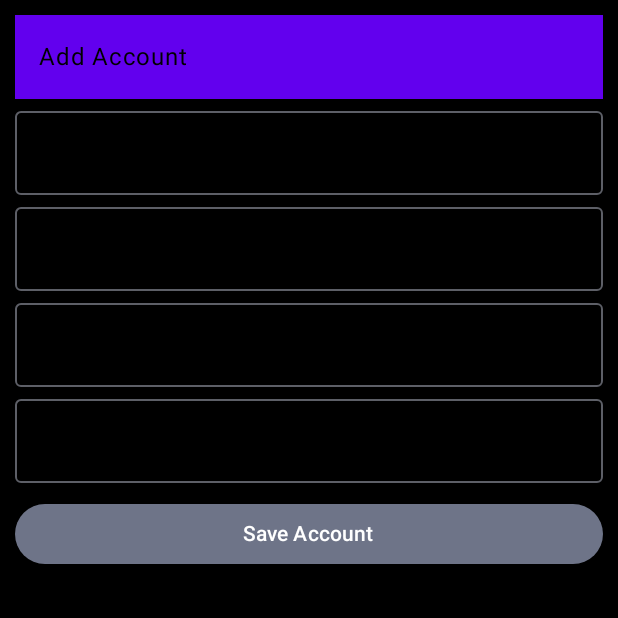
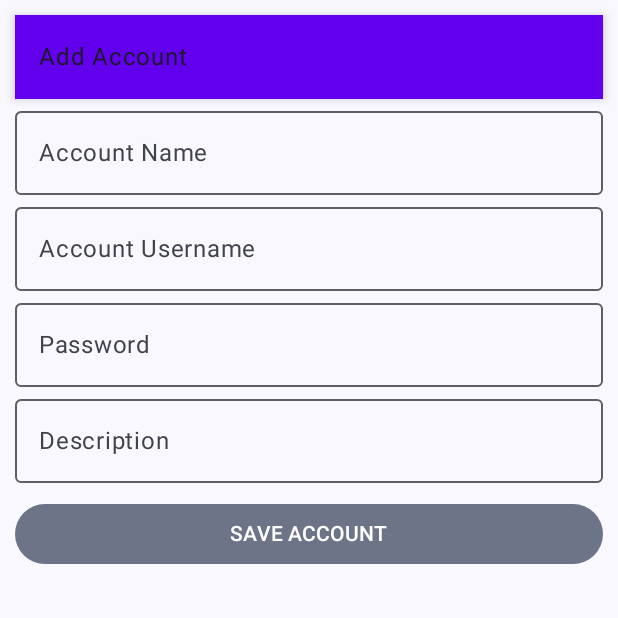
Before and after one commit to 04-velasco-mariana/WorkClass, an Android app built with Jetpack Compose: the ManageAccountScreen screen opened through its navigation route, on a phone screen of 412 x 824 dp, the top half of it. Run offline under Robolectric (Android 15) with nearby library versions, the phone set to English and light mode, and no system bars; our stand-ins replace Room's generated code; pictures from the network do not load.

Commit message:
Commit of UpdateAccount fun and final corrections

```diff
--- a/app/build.gradle.kts
+++ b/app/build.gradle.kts
@@ -56,6 +56,7 @@ dependencies {
     implementation(libs.androidx.navigation.runtime.ktx)
     implementation(libs.androidx.camera.core)
     implementation(libs.androidx.adaptive.android)
+    implementation(libs.androidx.media3.common.ktx)
 
     testImplementation(libs.junit)
     androidTestImplementation(libs.androidx.junit)
--- a/app/src/main/java/com/example/workclass/MainActivity.kt
+++ b/app/src/main/java/com/example/workclass/MainActivity.kt
@@ -44,6 +44,8 @@ import androidx.navigation.compose.composable
 import androidx.navigation.compose.rememberNavController
 import com.example.workclass.data.database.AppDataBase
 import com.example.workclass.data.database.DataBaseProvider
+import com.example.workclass.data.model.AccountEntity
+import com.example.workclass.data.model.AccountModel
 import com.example.workclass.ui.screens.AccountsScreen
 import com.example.workclass.ui.screens.AndroidComponents
 import com.example.workclass.ui.screens.FavoriteAccountsScreen
@@ -222,6 +224,22 @@ fun SetupNavGraph(navController: NavHostController){
         composable("accounts_screen"){ AccountsScreen(navController) }
         composable("manage_account_screen"){ ManageAccountScreen(navController) }
         composable("favorite_accounts_screen"){ FavoriteAccountsScreen(navController) }
+
+        composable(
+            "manage_account_screen/{id}/{name}/{username}/{password}/{description}"
+        ) { backStackEntry ->
+            val id = backStackEntry.arguments?.getString("id")?.toIntOrNull() ?: 0
+            val name = backStackEntry.arguments?.getString("name") ?: ""
+            val username = backStackEntry.arguments?.getString("username") ?: ""
+            val password = backStackEntry.arguments?.getString("password") ?: ""
+            val description = backStackEntry.arguments?.getString("description") ?: ""
+
+            val prefilledAccount = AccountModel(id, name, username, password, description)
+
+            ManageAccountScreen(navController, prefilledAccount = prefilledAccount)
+        }
+
+
     }
 
 }
--- a/app/src/main/java/com/example/workclass/data/dao/AccountDao.kt
+++ b/app/src/main/java/com/example/workclass/data/dao/AccountDao.kt
@@ -18,4 +18,5 @@ interface AccountDao {
     @Delete
     fun delete (account: AccountEntity)
 
+
 }
--- a/app/src/main/java/com/example/workclass/data/network/ApiService.kt
+++ b/app/src/main/java/com/example/workclass/data/network/ApiService.kt
@@ -5,8 +5,10 @@ import com.example.workclass.data.model.UserModel
 import com.google.gson.JsonObject
 import retrofit2.Response
 import retrofit2.http.Body
+import retrofit2.http.DELETE
 import retrofit2.http.GET
 import retrofit2.http.POST
+import retrofit2.http.PUT
 import retrofit2.http.Path
 
 interface ApiService {
@@ -23,4 +25,10 @@ interface ApiService {
     @POST("service")
     suspend fun addAccount (@Body service:AccountModel):Response<JsonObject>
 
+    @PUT("service/{id}")
+    suspend fun updateAccount(@Path("id") id:Int, @Body service:AccountModel): Response<JsonObject>
+
+    @DELETE("service/{id}")
+    suspend fun deleteAccount(@Path("id") id:Int): Response<JsonObject>
+
 }
--- a/app/src/main/java/com/example/workclass/ui/screens/ManageAccountScreen.kt
+++ b/app/src/main/java/com/example/workclass/ui/screens/ManageAccountScreen.kt
@@ -1,88 +1,146 @@
 package com.example.workclass.ui.screens
 
-import androidx.compose.foundation.background
-import androidx.compose.foundation.layout.Column
-import androidx.compose.foundation.layout.fillMaxSize
-import androidx.compose.foundation.layout.fillMaxWidth
-import androidx.compose.foundation.layout.padding
-import androidx.compose.material3.OutlinedTextField
+import android.content.Context
+import android.util.Log
+import android.widget.Toast
+import androidx.compose.foundation.layout.*
+import androidx.compose.material3.*
+import androidx.compose.runtime.*
 import androidx.compose.ui.Modifier
-import androidx.compose.material3.FilledTonalButton
-import androidx.compose.material3.MaterialTheme
-import androidx.compose.material3.Text
-import androidx.compose.runtime.Composable
-import androidx.compose.runtime.mutableIntStateOf
-import androidx.compose.runtime.mutableStateOf
-import androidx.compose.runtime.remember
-import androidx.compose.ui.graphics.Color
 import androidx.compose.ui.platform.LocalContext
 import androidx.compose.ui.unit.dp
 import androidx.lifecycle.viewmodel.compose.viewModel
 import androidx.navigation.NavController
+import com.example.workclass.data.database.DataBaseProvider
 import com.example.workclass.data.model.AccountModel
+import com.example.workclass.data.model.toAccountEntity
 import com.example.workclass.data.viewmodel.AccountViewModel
 import com.example.workclass.ui.components.TopBarComponent
-
+import kotlinx.coroutines.CoroutineScope
+import kotlinx.coroutines.Dispatchers
+import kotlinx.coroutines.launch
 
 @Composable
-    fun ManageAccountScreen(
+fun ManageAccountScreen(
     navController: NavController,
+    prefilledAccount: AccountModel? = null,
     viewModel: AccountViewModel = viewModel()
-    ){
-        val account = remember { mutableStateOf(AccountModel())}
-        val context = LocalContext.current
+) {
+    val account = remember { mutableStateOf(prefilledAccount ?: AccountModel()) }
+    val context = LocalContext.current
+    val snackbarHostState = remember { SnackbarHostState() }
+    val isEditing = prefilledAccount != null
 
-        Column (
+    // Room DB
+    val db = DataBaseProvider.getDatabase(context)
+    val accountDao = db.accountDao()
+
+    Scaffold(
+        snackbarHost = { SnackbarHost(hostState = snackbarHostState) }
+    ) { padding ->
+        Column(
             modifier = Modifier
-                .background(MaterialTheme.colorScheme.background)
-                .background(Color.Black)
+                .padding(padding)
                 .padding(10.dp)
                 .fillMaxSize()
-        ){
-            TopBarComponent("Add Account", navController, "manage_account_screen")
-
-            OutlinedTextField(
-                modifier = Modifier
-                    .fillMaxWidth(),
-                value = account.value.name,
-                maxLines= 1,
-                label = {"Account Name"},
-                onValueChange = {account.value=account.value.copy(name=it)}
-            )
-            OutlinedTextField(
-                modifier = Modifier
-                    .fillMaxWidth(),
-                value = account.value.username,
-                maxLines= 1,
-                label = {"Account Username"},
-                onValueChange = {account.value=account.value.copy(username=it)}
+        ) {
+            TopBarComponent(
+                if (isEditing) "Edit Account" else "Add Account",
+                navController,
+                "manage_account_screen"
             )
 
             OutlinedTextField(
-                modifier = Modifier
-                    .fillMaxWidth(),
-                value = account.value.password,
-                maxLines= 1,
-                label = {"Password"},
-                onValueChange = {account.value=account.value.copy(password=it)}
+                value = account.value.name,
+                onValueChange = { account.value = account.value.copy(name = it) },
+                label = { Text("Account Name") },
+                modifier = Modifier.fillMaxWidth()
             )
             OutlinedTextField(
-                modifier = Modifier
-                    .fillMaxWidth(),
+                value = account.value.username,
+                onValueChange = { account.value = account.value.copy(username = it) },
+                label = { Text("Account Username") },
+                modifier = Modifier.fillMaxWidth()
+            )
+            OutlinedTextField(
+                value = account.value.password,
+                onValueChange = { account.value = account.value.copy(password = it) },
+                label = { Text("Password") },
+                modifier = Modifier.fillMaxWidth()
+            )
+            OutlinedTextField(
                 value = account.value.description,
-                maxLines= 1,
-                label = {"Description"},
-                onValueChange = {account.value=account.value.copy(description=it)}
+                onValueChange = { account.value = account.value.copy(description = it) },
+                label = { Text("Description") },
+                modifier = Modifier.fillMaxWidth()
             )
+
             FilledTonalButton(
                 modifier = Modifier
                     .fillMaxWidth()
-                    .padding(0.dp, 10.dp),
+                    .padding(top = 10.dp),
                 onClick = {
-                   // TryCreateAccount(id, name, username, password,description, imageURL navController)
+                    if (account.value.name.isBlank() || account.value.username.isBlank()
+                        || account.value.password.isBlank() || account.value.description.isBlank()
+                    ) {
+                        Toast.makeText(context, "All fields must be filled", Toast.LENGTH_SHORT).show()
+                        return@FilledTonalButton
+                    }
+
+                    if (isEditing) {
+                        viewModel.updateAccount(account.value.id, account.value) { json ->
+                            if (json != null) {
+                                Log.d("debug", "API UPDATED ACCOUNT")
+
+                                CoroutineScope(Dispatchers.IO).launch {
+                                    try {
+                                        accountDao.insert(account.value.toAccountEntity())
+                                        Log.d("debug-db", "updated room account")
+                                    } catch (e: Exception) {
+                                        Log.d("debug-db", "failed to update room account: $e")
+                                    }
+                                }
+
+                                CoroutineScope(Dispatchers.Main).launch {
+                                    Toast.makeText(context, "Account Updated Successfully", Toast.LENGTH_SHORT).show()
+                                }
+                            } else {
+                                Log.d("debug", "failed to updated API")
+                                CoroutineScope(Dispatchers.Main).launch {
+                                    snackbarHostState.showSnackbar("Error updating account")
+                                }
+                            }
+                        }
+                    } else {
+                        TryCreateAccount(account.value, context) {
+                            CoroutineScope(Dispatchers.IO).launch {
+                                try {
+                                    accountDao.insert(account.value.toAccountEntity())
+                                    Log.d("debug-db", "Successfully inserted room account")
+                                } catch (e: Exception) {
+                                    Log.d("debug-db", " Error to insert room account: $e")
+                                }
+                            }
+
+                            CoroutineScope(Dispatchers.Main).launch {
+                                Toast.makeText(context, "Account Created Successfully", Toast.LENGTH_SHORT).show()
+
+                            }
+                        }
+                    }
                 }
             ) {
-                Text ("Save Account")
+                Text(if (isEditing) "UPDATE ACCOUNT" else "SAVE ACCOUNT")
             }
         }
     }
+}
+
+fun TryCreateAccount(
+    account: AccountModel,
+    context: Context,
+    onSuccess: () -> Unit
+) {
+    Log.d("debug", "Account Created Successfully: $account")
+    onSuccess()
+}
--- a/gradle/libs.versions.toml
+++ b/gradle/libs.versions.toml
@@ -20,6 +20,7 @@ adaptiveAndroid = "1.1.0"
 okhttp = "4.11.0"
 retrofit = "2.9.0"
 retrofit2KotlinxSerializationConverter = "1.0.0"
+media3CommonKtx = "1.6.0"
 
 [libraries]
 androidx-core-ktx = { group = "androidx.core", name = "core-ktx", version.ref = "coreKtx" }
@@ -48,6 +49,7 @@ kotlinx-serialization-json = { module = "org.jetbrains.kotlinx:kotlinx-serializa
 okhttp = { module = "com.squareup.okhttp3:okhttp", version.ref = "okhttp" }
 retrofit = { module = "com.squareup.retrofit2:retrofit", version.ref = "retrofit" }
 retrofit2-kotlinx-serialization-converter = { module = "com.jakewharton.retrofit:retrofit2-kotlinx-serialization-converter", version.ref = "retrofit2KotlinxSerializationConverter" }
+androidx-media3-common-ktx = { group = "androidx.media3", name = "media3-common-ktx", version.ref = "media3CommonKtx" }
 
 [plugins]
 android-application = { id = "com.android.application", version.ref = "agp" }
```
Also changed, not shown: app/src/main/java/com/example/workclass/data/viewmodel/AccountViewModel.kt (+38 -0 lines), app/src/main/java/com/example/workclass/ui/components/AccountDetailCardComponent.kt (+113 -88 lines), app/src/main/java/com/example/workclass/ui/screens/AccountsScreen.kt (+25 -9 lines).
